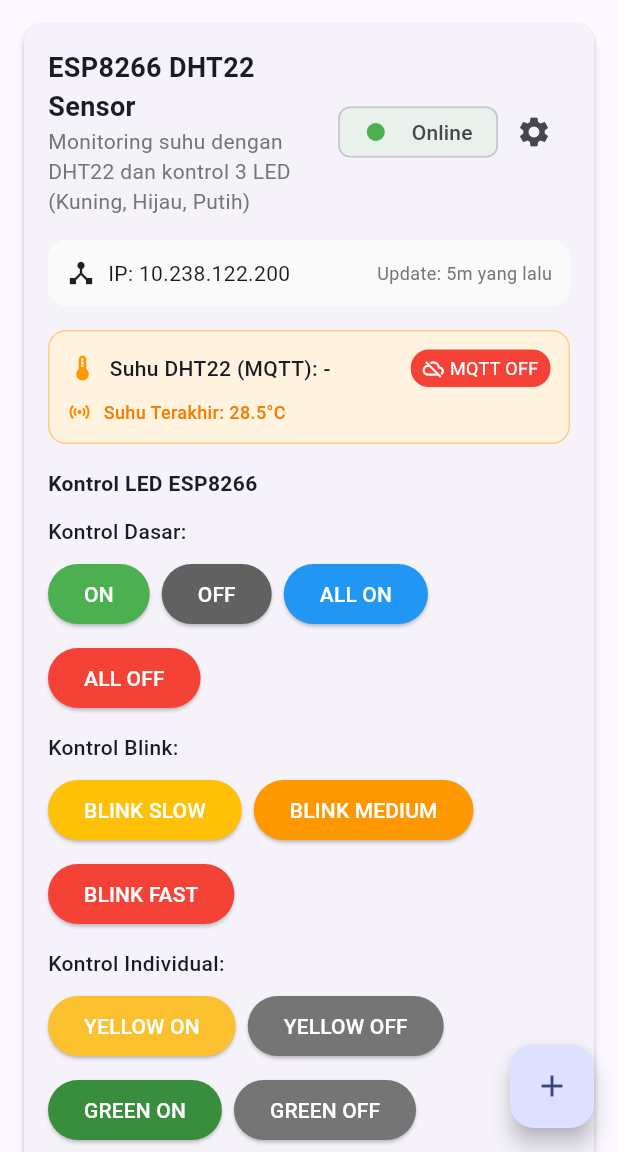
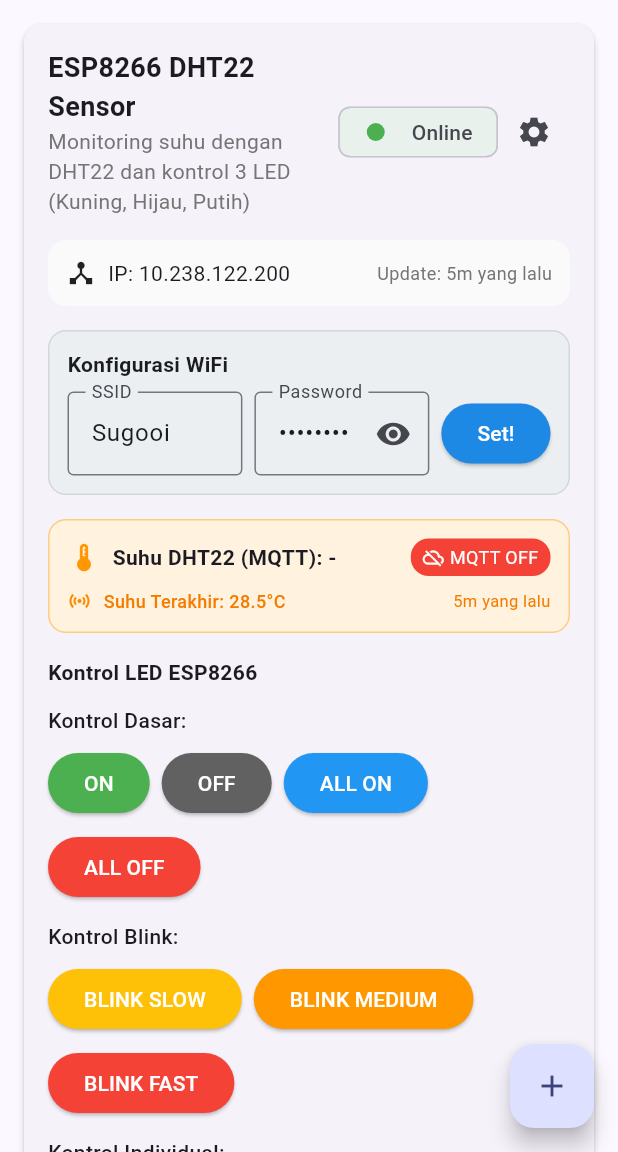
Before and after one commit to Hyperionzs/IoT-Management--LED---DHT22-, a Flutter app: the screen it shows after launch, on a phone screen of 412 x 824 dp, the part 84-1236 px from its top. Run offline on Flutter 3.47's test engine with Material 3 defaults, Android fonts, the phone set to English and light mode, and no system bars; missing offline and left inert: mqtt_client.

Commit message:
- Add WiFi configuration section to IoT Dashboard, allowing users to set SSID and password.
- Implemented state management for input fields and integrated functionality to update WiFi settings via HTTP request.

- Enhanced UI with improved layout and visibility toggle for password input.

```diff
--- a/lib/main.dart
+++ b/lib/main.dart
@@ -24,6 +24,104 @@ class IoTDashboardApp extends StatelessWidget {
         visualDensity: VisualDensity.adaptivePlatformDensity,
       ),
       home: const DashboardScreen(),
+    );
+  }
+}
+
+class _WifiConfigSection extends StatefulWidget {
+  final IoTProject project;
+  final Future<void> Function(IoTProject, String, String) onSetWifi;
+
+  const _WifiConfigSection({required this.project, required this.onSetWifi});
+
+  @override
+  State<_WifiConfigSection> createState() => _WifiConfigSectionState();
+}
+
+class _WifiConfigSectionState extends State<_WifiConfigSection> {
+  late TextEditingController _ssidCtrl;
+  late TextEditingController _passCtrl;
+  bool _obscure = true;
+
+  @override
+  void initState() {
+    super.initState();
+    _ssidCtrl = TextEditingController(text: widget.project.wifiSSID);
+    _passCtrl = TextEditingController(text: widget.project.wifiPassword);
+  }
+
+  @override
+  void dispose() {
+    _ssidCtrl.dispose();
+    _passCtrl.dispose();
+    super.dispose();
+  }
+
+  @override
+  Widget build(BuildContext context) {
+    return Container(
+      padding: const EdgeInsets.all(12),
+      decoration: BoxDecoration(
+        color: Colors.blueGrey.shade50,
+        borderRadius: BorderRadius.circular(12),
+        border: Border.all(color: Colors.blueGrey.shade100),
+      ),
+      child: Column(
+        crossAxisAlignment: CrossAxisAlignment.start,
+        children: [
+          const Text('Konfigurasi WiFi', style: TextStyle(fontWeight: FontWeight.w600)),
+          const SizedBox(height: 8),
+          Row(
+            children: [
+              Expanded(
+                child: TextField(
+                  controller: _ssidCtrl,
+                  decoration: const InputDecoration(
+                    labelText: 'SSID',
+                    border: OutlineInputBorder(),
+                  ),
+                ),
+              ),
+              const SizedBox(width: 8),
+              Expanded(
+                child: TextField(
+                  controller: _passCtrl,
+                  decoration: InputDecoration(
+                    labelText: 'Password',
+                    border: const OutlineInputBorder(),
+                    suffixIcon: IconButton(
+                      icon: Icon(_obscure ? Icons.visibility : Icons.visibility_off),
+                      onPressed: () => setState(() => _obscure = !_obscure),
+                    ),
+                  ),
+                  obscureText: _obscure,
+                ),
+              ),
+              const SizedBox(width: 8),
+              ElevatedButton(
+                onPressed: () => widget.onSetWifi(widget.project, _ssidCtrl.text.trim(), _passCtrl.text),
+                style: ElevatedButton.styleFrom(backgroundColor: Colors.blue.shade600, foregroundColor: Colors.white),
+                child: const Text('Set!'),
+              )
+            ],
+          ),
+        ],
+      ),
+    );
+  }
+}
+
+class _TemperatureText extends StatelessWidget {
+  final String text;
+  const _TemperatureText({required this.text});
+
+  @override
+  Widget build(BuildContext context) {
+    return Text(
+      'Suhu DHT22 (MQTT): $text',
+      style: const TextStyle(fontWeight: FontWeight.w600),
+      maxLines: 2,
+      overflow: TextOverflow.ellipsis,
     );
   }
 }
@@ -528,6 +626,51 @@ class _DashboardScreenState extends State<DashboardScreen> {
     }
   }
 
+  Future<void> _setWifiConfig(IoTProject project, String ssid, String password) async {
+    if (ssid.isEmpty) {
+      ScaffoldMessenger.of(context).showSnackBar(
+        const SnackBar(content: Text('SSID tidak boleh kosong')),
+      );
+      return;
+    }
+    setState(() {
+      isLoading = true;
+    });
+
+    try {
+      final response = await http.post(
+        Uri.parse('http://${project.deviceIP}/config'),
+        headers: {'Content-Type': 'application/json'},
+        body: jsonEncode({
+          'wifiSSID': ssid,
+          'wifiPassword': password,
+        }),
+      );
+
+      if (response.statusCode == 200) {
+        _safeSetState(() {
+          project.wifiSSID = ssid;
+          project.wifiPassword = password;
+        });
+        ScaffoldMessenger.of(context).showSnackBar(
+          const SnackBar(content: Text('WiFi config tersimpan. Reboot perangkat untuk menerapkan.')),
+        );
+      } else {
+        ScaffoldMessenger.of(context).showSnackBar(
+          SnackBar(content: Text('Gagal set WiFi: HTTP ${response.statusCode}')),
+        );
+      }
+    } catch (e) {
+      ScaffoldMessenger.of(context).showSnackBar(
+        SnackBar(content: Text('Gagal set WiFi: $e')),
+      );
+    } finally {
+      setState(() {
+        isLoading = false;
+      });
+    }
+  }
+
   @override
   Widget build(BuildContext context) {
     return Scaffold(
@@ -579,6 +722,7 @@ class _DashboardScreenState extends State<DashboardScreen> {
                 temperatureText: _latestTemperatureText,
                 isMqttConnected: _isMqttConnected,
                 onSendLedCommand: _publishLedCommand,
+                onSetWifi: _setWifiConfig,
                 );
               },
             ),
@@ -666,6 +810,7 @@ class ProjectCard extends StatelessWidget {
   final String temperatureText;
   final bool isMqttConnected;
   final void Function(String) onSendLedCommand;
+  final Future<void> Function(IoTProject, String, String) onSetWifi;
 
   // Allow external online indicator via project.isOnline
 
@@ -678,6 +823,7 @@ class ProjectCard extends StatelessWidget {
     required this.temperatureText,
     required this.isMqttConnected,
     required this.onSendLedCommand,
+    required this.onSetWifi,
   }) : super(key: key);
 
   @override
@@ -758,6 +904,10 @@ class ProjectCard extends StatelessWidget {
             ),
 
             const SizedBox(height: 16),
+            // WiFi Config Section under IP card
+            _WifiConfigSection(project: project, onSetWifi: onSetWifi),
+
+            const SizedBox(height: 16),
             // Temperature from MQTT and DHT22
             Container(
               padding: const EdgeInsets.all(12),
@@ -770,14 +920,9 @@ class ProjectCard extends StatelessWidget {
                 children: [
                   Row(
                     children: [
-                      const Icon(Icons.thermostat, size: 20, color: Colors.orange),
+                      const Icon(Icons.thermostat, size: 22, color: Colors.orange),
                       const SizedBox(width: 8),
-                      Expanded(
-                        child: Text(
-                          'Suhu DHT22 (MQTT): $temperatureText',
-                          style: const TextStyle(fontWeight: FontWeight.w500),
-                        ),
-                      ),
+                      Expanded(child: _TemperatureText(text: temperatureText)),
                       Container(
                         padding: const EdgeInsets.symmetric(horizontal: 8, vertical: 4),
                         decoration: BoxDecoration(
@@ -811,6 +956,11 @@ class ProjectCard extends StatelessWidget {
                             fontWeight: FontWeight.w500,
                           ),
                         ),
+                        const Spacer(),
+                        Text(
+                          _formatDateTime(project.lastUpdate),
+                          style: TextStyle(color: Colors.orange.shade700, fontSize: 11),
+                        )
                       ],
                     ),
                   ],
```
